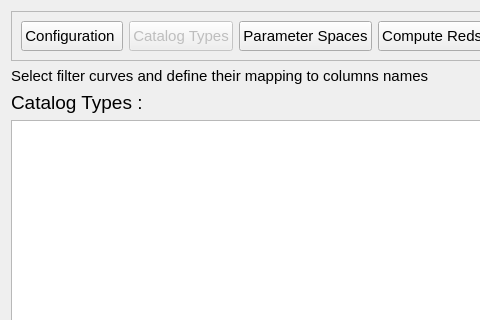
Above: PhzQtUI/auxdir/PhzQtUI/FormSurveyMapping.ui from astrorama/Phosphoros before the change; both pictures show x 0 to 480 and y 0 to 320 of the 1058 by 842 pixel window. Below: the same form after it.
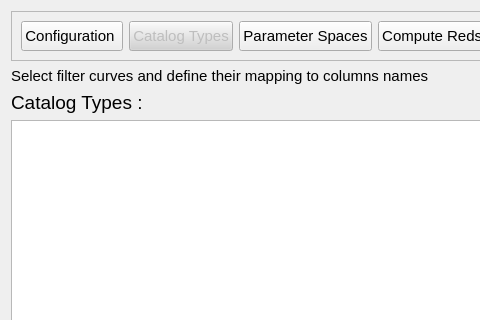
That is the form after the change.

Commit message: Changing current window button color

Diff of the .ui file:
```diff
--- a/PhzQtUI/auxdir/PhzQtUI/FormSurveyMapping.ui
+++ b/PhzQtUI/auxdir/PhzQtUI/FormSurveyMapping.ui
@@ -66,6 +66,9 @@
         <property name="toolTip">
          <string>Define the Mapping between the catalog file(s) columns and the filters</string>
         </property>
+        <property name="styleSheet">
+         <string notr="true">background-color: rgb(210, 210, 210)</string>
+        </property>
         <property name="text">
          <string>Catalog Types</string>
         </property>
```
The commit also changes 5 other files.
